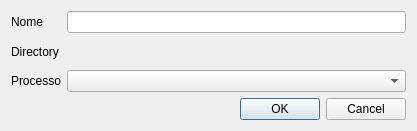
This is pzp/ui/create_project.ui in opengisch/pzp as Qt 5 draws it before an edit. The edited form follows.
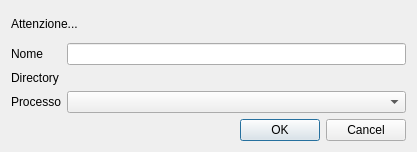
This is the edited form. Custom widgets are drawn as their Qt base class.

```diff
--- a/pzp/ui/create_project.ui
+++ b/pzp/ui/create_project.ui
@@ -7,13 +7,20 @@
     <x>0</x>
     <y>0</y>
     <width>417</width>
-    <height>131</height>
+    <height>152</height>
    </rect>
   </property>
   <property name="windowTitle">
    <string>Dialog</string>
   </property>
   <layout class="QVBoxLayout" name="verticalLayout">
+   <item>
+    <widget class="QLabel" name="label_4">
+     <property name="text">
+      <string>Attenzione...</string>
+     </property>
+    </widget>
+   </item>
    <item>
     <layout class="QGridLayout" name="gridLayout">
      <item row="1" column="3">
```
Left out of the diff: 4 changed lines with no effect on the pictures.
